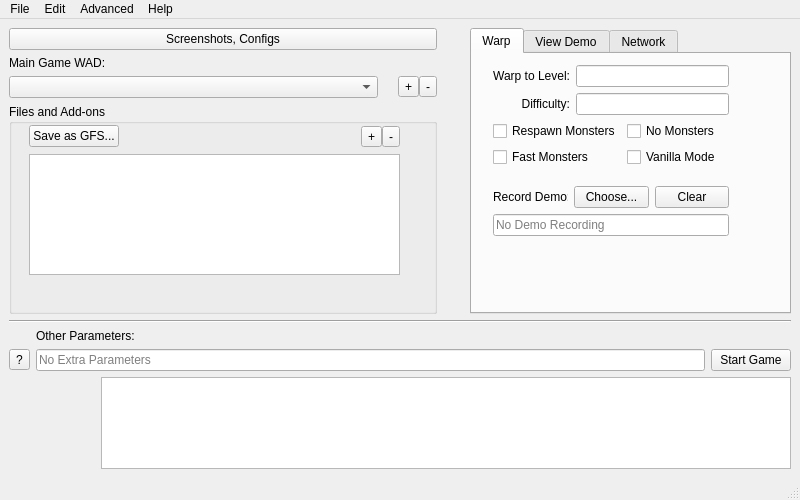
Old version of the form mainwindow.ui in the repository Altazimuth/Eternity-Launcher-Qt.
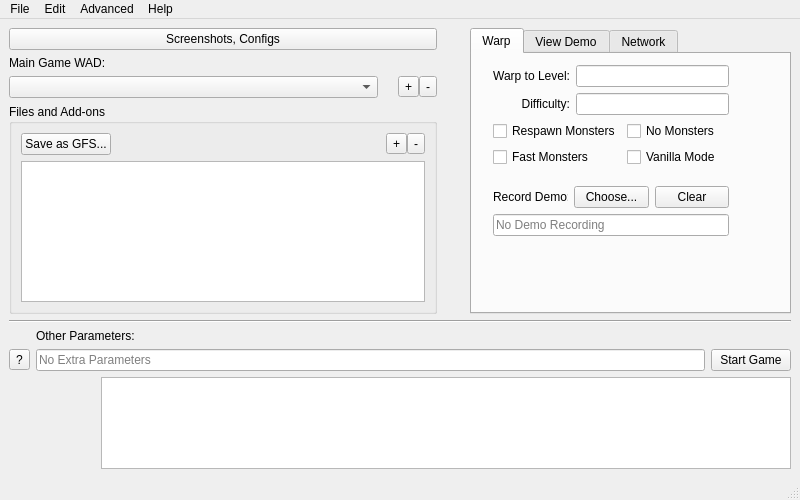
New version of the form. Icons and pictures are not drawn.

Commit message: Make "Files and Add-ons" group box a vertical layout

```diff
--- a/mainwindow.ui
+++ b/mainwindow.ui
@@ -96,7 +96,7 @@
         <item>
          <widget class="QGroupBox" name="groupBox">
           <property name="sizePolicy">
-           <sizepolicy hsizetype="Preferred" vsizetype="MinimumExpanding">
+           <sizepolicy hsizetype="Preferred" vsizetype="Maximum">
             <horstretch>0</horstretch>
             <verstretch>0</verstretch>
            </sizepolicy>
@@ -104,28 +104,8 @@
           <property name="title">
            <string>Files and Add-ons</string>
           </property>
-          <widget class="QListWidget" name="listWidget_files">
-           <property name="geometry">
-            <rect>
-             <x>20</x>
-             <y>50</y>
-             <width>371</width>
-             <height>121</height>
-            </rect>
-           </property>
-           <property name="toolTip">
-            <string>Lists the game files to load at startup time.</string>
-           </property>
-          </widget>
-          <widget class="QWidget" name="layoutWidget">
-           <property name="geometry">
-            <rect>
-             <x>20</x>
-             <y>20</y>
-             <width>371</width>
-             <height>25</height>
-            </rect>
-           </property>
+          <layout class="QVBoxLayout" name="verticalLayout_10">
+           <item>
            <layout class="QHBoxLayout" name="horizontalLayout_7">
             <property name="spacing">
              <number>0</number>
@@ -165,7 +145,15 @@
              </widget>
             </item>
            </layout>
-          </widget>
+           </item>
+           <item>
+            <widget class="QListWidget" name="listWidget_files">
+             <property name="toolTip">
+              <string>Lists the game files to load at startup time.</string>
+             </property>
+            </widget>
+           </item>
+          </layout>
          </widget>
         </item>
        </layout>
```
Lines whose indentation alone changed are shown as unchanged.
